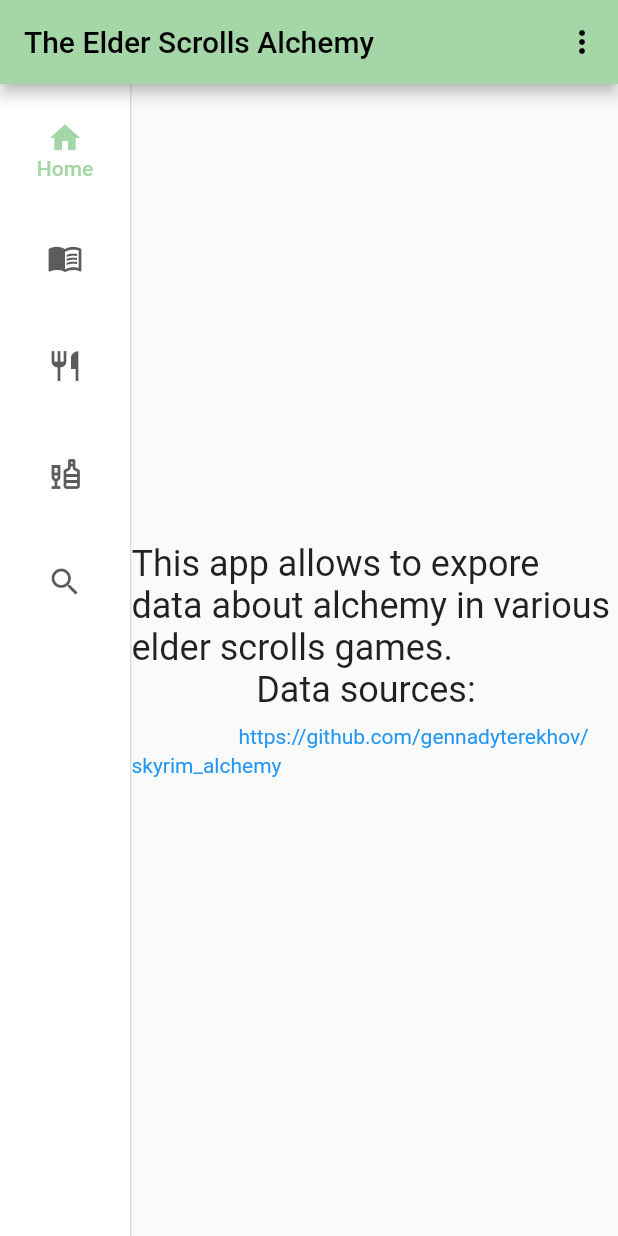
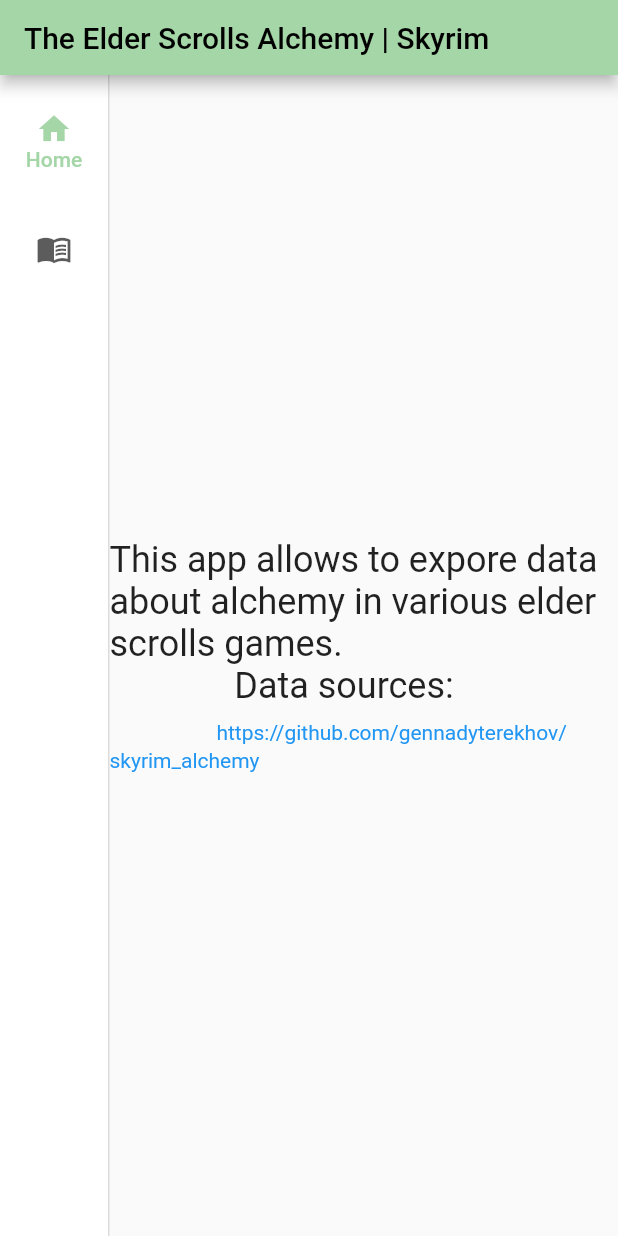
Before and after one commit to gennadyterekhov/the_elder_scrolls_alchemy_client, a Flutter app: the screen it shows after launch, on a phone screen of 412 x 824 dp. Run offline on Flutter 3.47's test engine with Material 2 defaults, Android fonts, the light colour scheme and no system bars; our stand-ins replace go_router.

Commit message:
client-issue-4

```diff
--- a/lib/components/left_panel_navigation.dart
+++ /dev/null
@@ -1,58 +0,0 @@
-import 'package:flutter/material.dart';
-
-class LeftPanelNavigation extends StatefulWidget {
-  const LeftPanelNavigation(
-      {Key? key,
-      required this.onDestinationSelected,
-      required this.selectedIndex})
-      : super(key: key);
-
-  final Function(int) onDestinationSelected;
-  final int selectedIndex;
-
-  @override
-  State<LeftPanelNavigation> createState() => _LeftPanelNavigationState();
-}
-
-class _LeftPanelNavigationState extends State<LeftPanelNavigation> {
-  List<NavigationRailDestination> getDestinations() {
-    return [
-      const NavigationRailDestination(
-        icon: Icon(Icons.home_outlined),
-        selectedIcon: Icon(Icons.home),
-        label: Text('Home'),
-      ),
-      const NavigationRailDestination(
-        icon: Icon(Icons.menu_book_outlined),
-        selectedIcon: Icon(Icons.menu_book),
-        label: Text('Effects'),
-      ),
-      const NavigationRailDestination(
-        icon: Icon(Icons.restaurant_outlined),
-        selectedIcon: Icon(Icons.restaurant),
-        label: Text('Ingredients'),
-      ),
-      const NavigationRailDestination(
-        icon: Icon(Icons.liquor_outlined),
-        selectedIcon: Icon(Icons.liquor),
-        label: Text('Potions'),
-      ),
-      const NavigationRailDestination(
-        icon: Icon(Icons.search_outlined),
-        selectedIcon: Icon(Icons.search),
-        label: Text('Search'),
-      ),
-    ];
-  }
-
-  @override
-  Widget build(BuildContext context) {
-    return NavigationRail(
-      leading: null,
-      selectedIndex: widget.selectedIndex,
-      onDestinationSelected: widget.onDestinationSelected,
-      labelType: NavigationRailLabelType.selected,
-      destinations: getDestinations(),
-    );
-  }
-}
--- a/lib/components/main_layout.dart
+++ /dev/null
@@ -1,115 +0,0 @@
-import 'package:flutter/material.dart';
-import 'package:the_elder_scrolls_alchemy_client/data/data.dart';
-import 'package:the_elder_scrolls_alchemy_client/extensions/capitalize.dart';
-import 'package:the_elder_scrolls_alchemy_client/main.dart';
-import 'package:the_elder_scrolls_alchemy_client/pages/home/home.dart';
-import 'package:the_elder_scrolls_alchemy_client/pages/skyrim/effects/effects.dart';
-import 'package:the_elder_scrolls_alchemy_client/pages/skyrim/ingredients/ingredients.dart';
-import 'package:the_elder_scrolls_alchemy_client/pages/skyrim/potions/potions.dart';
-import 'package:the_elder_scrolls_alchemy_client/pages/skyrim/search/search.dart';
-import 'package:the_elder_scrolls_alchemy_client/components/left_panel_navigation.dart';
-import 'package:the_elder_scrolls_alchemy_client/data/data_source.dart';
-
-class MainLayout extends StatefulWidget {
-  const MainLayout({Key? key}) : super(key: key);
-
-  @override
-  State<MainLayout> createState() => _MainLayoutState();
-}
-
-class _MainLayoutState extends State<MainLayout> {
-  int _selectedIndex = 0;
-  // Widget _childPage = const HomePage();
-
-//      'The Elder Scrolls Alchemy     |    ${globalChosenGame.capitalize()}';
-
-  String _pageTitle = 'The Elder Scrolls Alchemy';
-
-  Widget getPage(index) {
-    if (index == 1) {
-      return const EffectsPage();
-    }
-    if (index == 2) {
-      return const IngredientsPage();
-    }
-    if (index == 3) {
-      return const PotionsPage();
-    }
-    if (index == 4) {
-      return const SearchPage();
-    }
-
-    return const HomePage();
-  }
-
-  Function() chooseGame(String gameName) {
-    return () {
-      setState(() {
-        globalChosenGame = gameName;
-        _pageTitle = '${gameName.capitalize()} Alchemy';
-      });
-    };
-  }
-
-  List<Widget> getAppBarActions() {
-    return [
-      PopupMenuButton<Text>(
-        itemBuilder: (context) {
-          return [
-            PopupMenuItem(
-              onTap: chooseGame(DataSource.gameNameSkyrim),
-              child: Text(DataSource.gameNameSkyrim.capitalize()),
-            ),
-            PopupMenuItem(
-              onTap: chooseGame(DataSource.gameNameOblivion),
-              child: Text(DataSource.gameNameOblivion.capitalize()),
-            ),
-            PopupMenuItem(
-              onTap: chooseGame(DataSource.gameNameMorrowind),
-              child: Text(DataSource.gameNameMorrowind.capitalize()),
-            ),
-          ];
-        },
-      )
-    ];
-  }
-
-  void onDestinationSelected(index) {
-    setState(() {
-      _selectedIndex = index;
-      // globalPage = getPage(index);
-    });
-  }
-
-  @override
-  Widget build(BuildContext context) {
-    bool showLeading =
-        false; // TODO show on mobile to toggle left panel, disabled in web
-
-    IconButton leading = IconButton(
-      tooltip: MaterialLocalizations.of(context).openAppDrawerTooltip,
-      icon: const Icon(Icons.menu),
-      onPressed: () {},
-    );
-
-    globalPage = getPage(_selectedIndex);
-
-    return Scaffold(
-      appBar: AppBar(
-        leading: (showLeading) ? leading : null,
-        title: Text(_pageTitle),
-        actions: getAppBarActions(),
-      ),
-      body: Row(
-        children: [
-          LeftPanelNavigation(
-            onDestinationSelected: onDestinationSelected,
-            selectedIndex: _selectedIndex,
-          ),
-          const VerticalDivider(thickness: 1, width: 1),
-          Expanded(child: globalPage!),
-        ],
-      ),
-    );
-  }
-}
--- a/lib/main.dart
+++ b/lib/main.dart
@@ -1,18 +1,20 @@
 import 'package:flutter/material.dart';
-import 'package:the_elder_scrolls_alchemy_client/components/main_layout.dart';
-import 'package:the_elder_scrolls_alchemy_client/data/data.dart';
+import 'package:the_elder_scrolls_alchemy_client/router.dart';
 import 'package:the_elder_scrolls_alchemy_client/data/data_source.dart';
+import 'package:the_elder_scrolls_alchemy_client/widgets/pages/home/home.dart';
 
 String defaultChosenGame = DataSource.gameNameSkyrim;
+int defaultChosenTabIndex = 0;
 String globalChosenGame = defaultChosenGame;
-Widget? globalPage;
+int globalChosenTabIndex = defaultChosenTabIndex;
+Widget globalPage = HomePage();
 
 void main() {
-  runApp(const MyApp());
+  runApp(MyApp());
 }
 
 class MyApp extends StatelessWidget {
-  const MyApp({Key? key}) : super(key: key);
+  MyApp({Key? key}) : super(key: key);
 
   MaterialColor getPrimarySwatch() {
     const hash = 0xffa5d6a7;
@@ -33,15 +35,11 @@
     return colorCustom;
   }
 
-  // This widget is the root of your application.
   @override
   Widget build(BuildContext context) {
-    return MaterialApp(
-      title: 'Alchemy',
-      theme: ThemeData(
-        primarySwatch: getPrimarySwatch(),
-      ),
-      home: const MainLayout(),
+    return MaterialApp.router(
+      routerConfig: AlchemyRouter.router,
+      theme: ThemeData(primarySwatch: getPrimarySwatch()),
     );
   }
 }
--- /dev/null
+++ b/lib/router.dart
@@ -0,0 +1,77 @@
+import 'package:flutter/material.dart';
+import 'package:go_router/go_router.dart';
+import 'package:the_elder_scrolls_alchemy_client/data/data.dart';
+import 'package:the_elder_scrolls_alchemy_client/models/effect.dart';
+import 'package:the_elder_scrolls_alchemy_client/widgets/pages/home/home.dart';
+import 'package:the_elder_scrolls_alchemy_client/widgets/pages/skyrim/effects/effects.dart';
+import 'package:the_elder_scrolls_alchemy_client/widgets/pages/skyrim/ingredients/ingredients.dart';
+import 'package:the_elder_scrolls_alchemy_client/widgets/pages/skyrim/potions/potions.dart';
+import 'package:the_elder_scrolls_alchemy_client/widgets/pages/skyrim/search/search.dart';
+import 'package:the_elder_scrolls_alchemy_client/widgets/screens/effect_screen.dart';
+import 'package:the_elder_scrolls_alchemy_client/widgets/screens/effects_screen.dart';
+import 'package:the_elder_scrolls_alchemy_client/widgets/screens/home_screen.dart';
+
+class AlchemyRouter {
+  static final GoRouter router = GoRouter(
+    routes: <GoRoute>[
+      GoRoute(
+        path: '/',
+        builder: (BuildContext context, GoRouterState state) {
+          return HomeScreen();
+        },
+      ),
+      GoRoute(
+        path: '/effects',
+        builder: (BuildContext context, GoRouterState state) {
+          return EffectsScreen();
+        },
+      ),
+      GoRoute(
+        path: '/effect/:effectName',
+        builder: (BuildContext context, GoRouterState state) {
+          final String effectName = state.params['effectName'] ??
+              'Cure Disease'; // TODO remove hardcode
+
+          Effect effect = DataProvider.getSkyrimEffectByName(effectName);
+          return EffectScreen(effect: effect);
+        },
+      ),
+    ],
+  );
+
+  static String getRouteByIndex(int index) {
+    if (index == 0) {
+      return '/';
+    }
+    if (index == 1) {
+      return '/effects';
+    }
+    if (index == 2) {
+      return '/ingredients';
+    }
+    if (index == 3) {
+      return '/';
+    }
+    if (index == 4) {
+      return '/';
+    }
+    return '/';
+  }
+
+  static Widget getPageWidgetByIndex(index) {
+    if (index == 1) {
+      return const EffectsPage();
+    }
+    if (index == 2) {
+      return const IngredientsPage();
+    }
+    if (index == 3) {
+      return const PotionsPage();
+    }
+    if (index == 4) {
+      return const SearchPage();
+    }
+
+    return const HomePage();
+  }
+}
--- /dev/null
+++ b/lib/widgets/components/app_bar.dart
@@ -0,0 +1,77 @@
+import 'package:flutter/material.dart';
+import 'package:the_elder_scrolls_alchemy_client/extensions/capitalize.dart';
+import 'package:the_elder_scrolls_alchemy_client/main.dart';
+import 'package:the_elder_scrolls_alchemy_client/data/data_source.dart';
+
+class AlchemyAppBar extends StatefulWidget implements PreferredSizeWidget {
+  const AlchemyAppBar({Key? key, required this.notifyParent}) : super(key: key);
+  final Function() notifyParent;
+
+  @override
+  State<AlchemyAppBar> createState() => _AlchemyAppBarState();
+
+  @override
+  Size get preferredSize => Size(20.0, 50.0); // TODO remove hardcode
+}
+
+class _AlchemyAppBarState extends State<AlchemyAppBar> {
+  String _pageTitle =
+      'The Elder Scrolls Alchemy | ${globalChosenGame.capitalize()}';
+
+  Function() chooseGame(String gameName) {
+    return () {
+      globalChosenGame = gameName;
+      globalPage = globalPage;
+      widget.notifyParent();
+
+      setState(() {
+        globalChosenGame = gameName;
+        _pageTitle = 'The Elder Scrolls Alchemy | ${gameName.capitalize()}';
+      });
+    };
+  }
+
+  List<Widget> getAppBarActions() {
+    return [
+      PopupMenuButton<Text>(
+        itemBuilder: (context) {
+          return [
+            PopupMenuItem(
+              onTap: chooseGame(DataSource.gameNameSkyrim),
+              child: Text(DataSource.gameNameSkyrim.capitalize()),
+            ),
+            PopupMenuItem(
+              onTap: chooseGame(DataSource.gameNameOblivion),
+              child: Text(DataSource.gameNameOblivion.capitalize()),
+            ),
+            PopupMenuItem(
+              onTap: chooseGame(DataSource.gameNameMorrowind),
+              child: Text(DataSource.gameNameMorrowind.capitalize()),
+            ),
+          ];
+        },
+      )
+    ];
+  }
+
+  AppBar getAppBar() {
+    bool showLeading =
+        false; // TODO show on mobile to toggle left panel, disabled in web
+
+    IconButton leading = IconButton(
+      tooltip: MaterialLocalizations.of(context).openAppDrawerTooltip,
+      icon: const Icon(Icons.menu),
+      onPressed: () {},
+    );
+    return AppBar(
+      leading: (showLeading) ? leading : null,
+      title: Text(_pageTitle),
+      // actions: getAppBarActions(),
+    );
+  }
+
+  @override
+  AppBar build(BuildContext context) {
+    return getAppBar();
+  }
+}
--- /dev/null
+++ b/lib/widgets/components/left_panel_navigation.dart
@@ -0,0 +1,62 @@
+import 'package:flutter/material.dart';
+import 'package:go_router/go_router.dart';
+import 'package:the_elder_scrolls_alchemy_client/main.dart';
+import 'package:the_elder_scrolls_alchemy_client/router.dart';
+
+class LeftPanelNavigation extends StatefulWidget {
+  const LeftPanelNavigation({Key? key, required this.notifyParent})
+      : super(key: key);
+  final Function() notifyParent;
+
+  @override
+  State<LeftPanelNavigation> createState() => _LeftPanelNavigationState();
+}
+
+class _LeftPanelNavigationState extends State<LeftPanelNavigation> {
+  List<NavigationRailDestination> getDestinations() {
+    return [
+      const NavigationRailDestination(
+        icon: Icon(Icons.home_outlined),
+        selectedIcon: Icon(Icons.home),
+        label: Text('Home'),
+      ),
+      const NavigationRailDestination(
+        icon: Icon(Icons.menu_book_outlined),
+        selectedIcon: Icon(Icons.menu_book),
+        label: Text('Effects'),
+      ),
+      // const NavigationRailDestination(
+      //   icon: Icon(Icons.restaurant_outlined),
+      //   selectedIcon: Icon(Icons.restaurant),
+      //   label: Text('Ingredients'),
+      // ),
+      // const NavigationRailDestination(
+      //   icon: Icon(Icons.liquor_outlined),
+      //   selectedIcon: Icon(Icons.liquor),
+      //   label: Text('Potions'),
+      // ),
+      // const NavigationRailDestination(
+      //   icon: Icon(Icons.search_outlined),
+      //   selectedIcon: Icon(Icons.search),
+      //   label: Text('Search'),
+      // ),
+    ];
+  }
+
+  void onDestinationSelected(index) {
+    globalChosenTabIndex = index;
+    String route = AlchemyRouter.getRouteByIndex(index);
+    context.go(route);
+  }
+
+  @override
+  Widget build(BuildContext context) {
+    return NavigationRail(
+      leading: null,
+      selectedIndex: globalChosenTabIndex,
+      onDestinationSelected: onDestinationSelected,
+      labelType: NavigationRailLabelType.selected,
+      destinations: getDestinations(),
+    );
+  }
+}
--- a/lib/pages/skyrim/effects/effect.dart
+++ b/lib/widgets/pages/skyrim/effects/effect.dart
@@ -1,5 +1,5 @@
 import 'package:flutter/material.dart';
-import 'package:the_elder_scrolls_alchemy_client/components/cards/effect.dart';
+import 'package:the_elder_scrolls_alchemy_client/widgets/components/cards/effect.dart';
 import 'package:the_elder_scrolls_alchemy_client/data/data.dart';
 import 'package:the_elder_scrolls_alchemy_client/models/effect.dart';
 
--- a/lib/pages/skyrim/effects/effects.dart
+++ b/lib/widgets/pages/skyrim/effects/effects.dart
@@ -1,5 +1,5 @@
 import 'package:flutter/material.dart';
-import 'package:the_elder_scrolls_alchemy_client/components/cards/effect.dart';
+import 'package:the_elder_scrolls_alchemy_client/widgets/components/cards/effect.dart';
 import 'package:the_elder_scrolls_alchemy_client/data/data.dart';
 import 'package:the_elder_scrolls_alchemy_client/main.dart';
 import 'package:the_elder_scrolls_alchemy_client/models/effect.dart';
--- a/lib/pages/skyrim/ingredients/ingredients.dart
+++ b/lib/widgets/pages/skyrim/ingredients/ingredients.dart
@@ -3,7 +3,7 @@
 import 'package:url_launcher/url_launcher.dart';
 import 'package:flutter/gestures.dart';
 import 'package:flutter/material.dart';
-import 'package:the_elder_scrolls_alchemy_client/components/left_panel_navigation.dart';
+import 'package:the_elder_scrolls_alchemy_client/widgets/components/left_panel_navigation.dart';
 
 class IngredientsPage extends StatefulWidget {
   const IngredientsPage({Key? key}) : super(key: key);
--- /dev/null
+++ b/lib/widgets/screens/custom_screen.dart
@@ -0,0 +1,33 @@
+import 'package:flutter/material.dart';
+import 'package:the_elder_scrolls_alchemy_client/widgets/components/app_bar.dart';
+import 'package:the_elder_scrolls_alchemy_client/widgets/components/left_panel_navigation.dart';
+
+class CustomScreen extends StatefulWidget {
+  CustomScreen({Key? key, required this.pageWidget}) : super(key: key);
+  Widget pageWidget;
+
+  @override
+  State<CustomScreen> createState() => _CustomScreenState();
+}
+
+class _CustomScreenState extends State<CustomScreen> {
+  refresh() {
+    setState(() {
+      // widget.pageWidget = globalPage;
+    });
+  }
+
+  @override
+  Widget build(BuildContext context) {
+    return Scaffold(
+      appBar: AlchemyAppBar(notifyParent: refresh),
+      body: Row(
+        children: [
+          LeftPanelNavigation(notifyParent: refresh),
+          const VerticalDivider(thickness: 1, width: 1),
+          Expanded(child: widget.pageWidget),
+        ],
+      ),
+    );
+  }
+}
--- /dev/null
+++ b/lib/widgets/screens/home_screen.dart
@@ -0,0 +1,12 @@
+import 'package:flutter/material.dart';
+import 'package:the_elder_scrolls_alchemy_client/widgets/screens/custom_screen.dart';
+import 'package:the_elder_scrolls_alchemy_client/widgets/pages/home/home.dart';
+
+class HomeScreen extends StatelessWidget {
+  const HomeScreen({Key? key}) : super(key: key);
+
+  @override
+  Widget build(BuildContext context) {
+    return CustomScreen(pageWidget: HomePage());
+  }
+}
--- a/pubspec.yaml
+++ b/pubspec.yaml
@@ -35,6 +35,7 @@
   # The following adds the Cupertino Icons font to your application.
   # Use with the CupertinoIcons class for iOS style icons.
   cupertino_icons: ^1.0.2
+  go_router: ^5.1.1
 
 dev_dependencies:
   flutter_test:
```
Also changed, not shown: lib/widgets/components/cards/effect.dart (renamed from lib/components/cards/effect.dart, +12 -4 lines), lib/widgets/screens/effect_screen.dart (added, +15 -0 lines), lib/widgets/screens/effects_screen.dart (added, +11 -0 lines), lib/widgets/pages/home/home.dart (renamed from lib/pages/home/home.dart), lib/widgets/pages/skyrim/potions/potions.dart (renamed from lib/pages/skyrim/potions/potions.dart), lib/widgets/pages/skyrim/search/search.dart (renamed from lib/pages/skyrim/search/search.dart), pubspec.lock, 2 other files.
